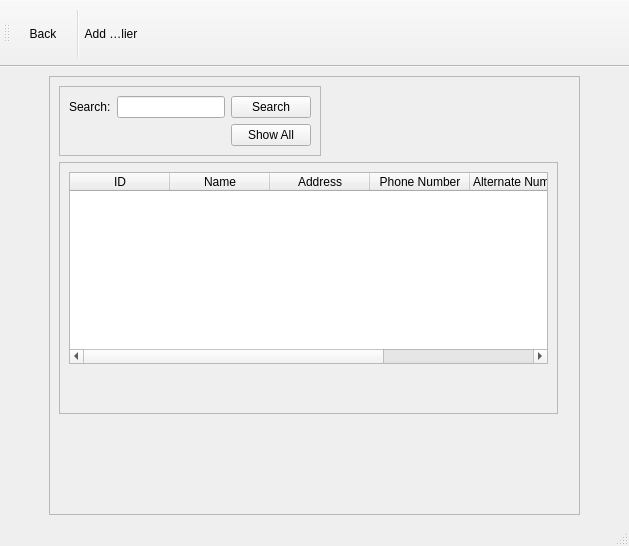
Before: the Qt Designer form UI FILES/supp.ui in mj2266/inventory_app, drawn with Qt 5.
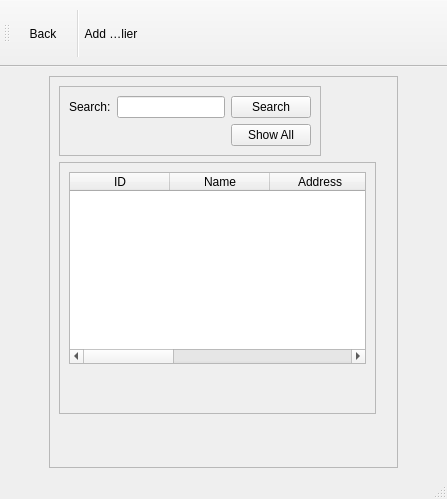
After: the same form once the commit is applied. Icons and pictures are not drawn.

Diff of the .ui file:
```diff
--- a/UI FILES/supp.ui
+++ b/UI FILES/supp.ui
@@ -6,8 +6,8 @@
    <rect>
     <x>0</x>
     <y>0</y>
-    <width>629</width>
-    <height>546</height>
+    <width>447</width>
+    <height>499</height>
    </rect>
   </property>
   <property name="windowTitle">
```
Left out of the diff: 14 changed lines with no effect on the pictures.
